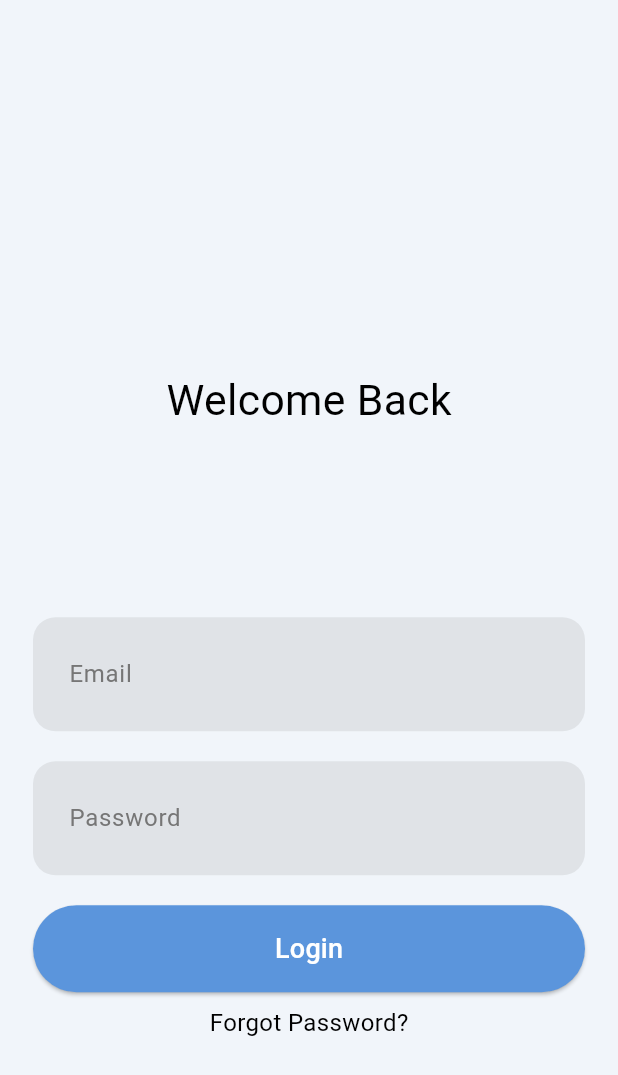
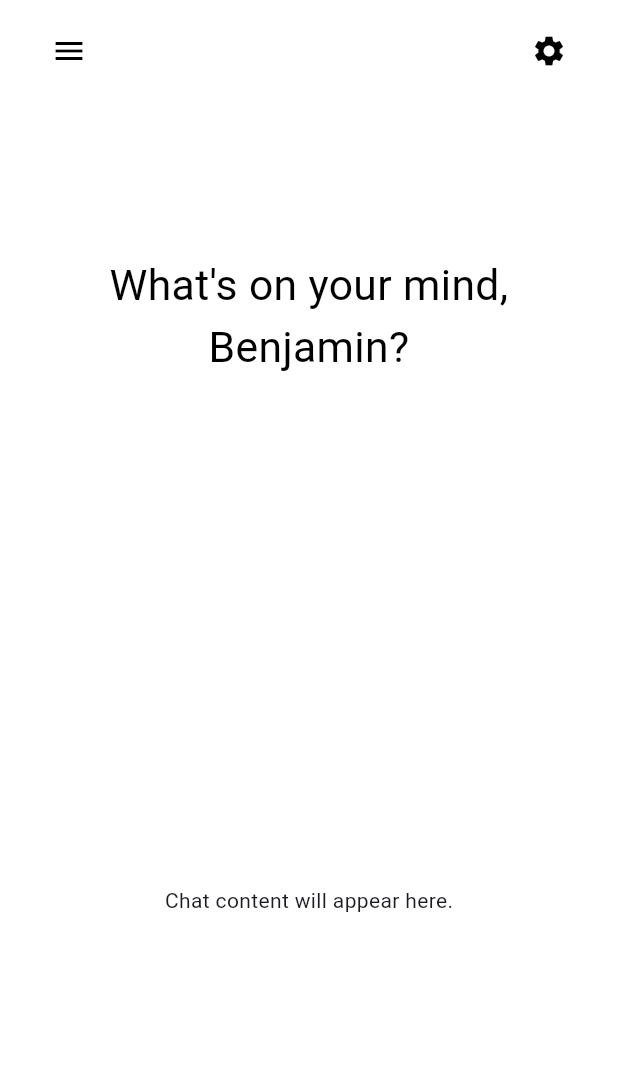
Before and after one commit to TBMenterprise/Zenify2, a Flutter app: the LoginPage screen opened directly, after a tap on "Login", on a phone screen of 412 x 824 dp. Shown: the top 1075 px of the screen. Run offline on Flutter 3.47's test engine with Material 3 defaults, Android fonts, the light colour scheme and no system bars; Roboto replaces fonts that are missing (Literata).

Commit message:
some new changes to menu and chat

```diff
--- /dev/null
+++ b/lib/chat.dart
@@ -0,0 +1,90 @@
+import 'package:flutter/material.dart';
+import 'package:mainproject/start_page.dart';
+
+class ChatPage extends StatelessWidget {
+  const ChatPage({super.key});
+
+  @override
+
+  Widget build(BuildContext context) {
+    return Scaffold(
+      backgroundColor: Colors.white,
+      drawer: Drawer(
+        child: ListView(
+          // Important: Remove any padding from the ListView.
+          padding: EdgeInsets.zero,
+          children: <Widget>[
+            DrawerHeader(
+              decoration: BoxDecoration(
+                color: Theme.of(context).primaryColor,
+              ),
+              child: const Text(
+                'ZeniFY Menu',
+                style: TextStyle(
+                  color: Colors.white,
+                  fontSize: 24,
+                ),
+              ),
+            ),
+            ListTile(
+              leading: const Icon(Icons.logout),
+              title: const Text('Logout'),
+              onTap: () {
+                // To log out, we navigate back to the StartPage and remove all previous routes.
+                Navigator.of(context).pushAndRemoveUntil(
+                  MaterialPageRoute(builder: (context) => const StartPage()),
+                  (Route<dynamic> route) => false,
+                );
+              },
+            ),
+            // You can add other options like 'Profile', 'Settings' etc. here
+          ],
+        ),
+      ),
+      // Using SafeArea to avoid UI elements being obscured by system notches.
+      body: SafeArea(
+        child: Padding(
+          padding: const EdgeInsets.symmetric(horizontal: 22.0),
+          child: Column(children: [
+            const SizedBox(height: 10),
+            Row(
+              mainAxisAlignment: MainAxisAlignment.spaceBetween,
+              children: [
+                // Use a Builder to get the correct context for Scaffold.of()
+                Builder(
+                  builder: (context) => IconButton(
+                    icon: const Icon(Icons.menu, color: Colors.black),
+                    onPressed: () => Scaffold.of(context).openDrawer(),
+                  ),
+                ),
+                IconButton(
+                  icon: const Icon(Icons.settings, color: Colors.black),
+                  onPressed: () {
+                    // Handle settings action
+                  },
+                ),
+              ],
+            ),
+            const SizedBox(height: 112),
+            const Text(
+              "What's on your mind, Benjamin?",
+              textAlign: TextAlign.center,
+              style: TextStyle(
+                fontFamily: 'Literata',
+                fontSize: 28.43,
+                color: Colors.black,
+              ),
+            ),
+            const SizedBox(height: 124),
+            // Additional chat-related widgets will go here.
+            const Expanded(
+              child: Center(
+                child: Text('Chat content will appear here.'),
+              ),
+            ),
+          ]),
+        ),
+      ),
+    );
+  }
+}
--- a/lib/login.dart
+++ b/lib/login.dart
@@ -1,4 +1,5 @@
 import 'package:flutter/material.dart';
+import 'package:mainproject/chat.dart';
 
 class LoginPage extends StatelessWidget {
   const LoginPage({super.key});
@@ -63,7 +64,11 @@
               SizedBox(height: 20),
               ElevatedButton(
                 onPressed: () {
-                  // Handle login action
+                  // Using pushReplacement prevents the user from navigating back to the login screen.
+                  Navigator.pushReplacement(
+                    context,
+                    MaterialPageRoute(builder: (context) => const ChatPage()),
+                  );
                 },
                 style: ElevatedButton.styleFrom(
                   backgroundColor: const Color(0xFF5B95DC),
--- a/lib/main.dart
+++ b/lib/main.dart
@@ -4,3 +4,20 @@
 void main() {
   runApp(const MyApp());
 }
+
+class MyApp extends StatelessWidget {
+  const MyApp({super.key});
+
+  @override
+  Widget build(BuildContext context) {
+    return MaterialApp(
+      debugShowCheckedModeBanner: false,
+      title: 'ZeniFY',
+      theme: ThemeData(
+        primaryColor: const Color(0xFF5B95DC),
+        fontFamily: 'Literata',
+      ),
+      home: const StartPage(),
+    );
+  }
+}
```
Also changed, not shown: lib/sign_up.dart (+11 -5 lines), lib/start_page.dart (+13 -34 lines), 1 other file.
